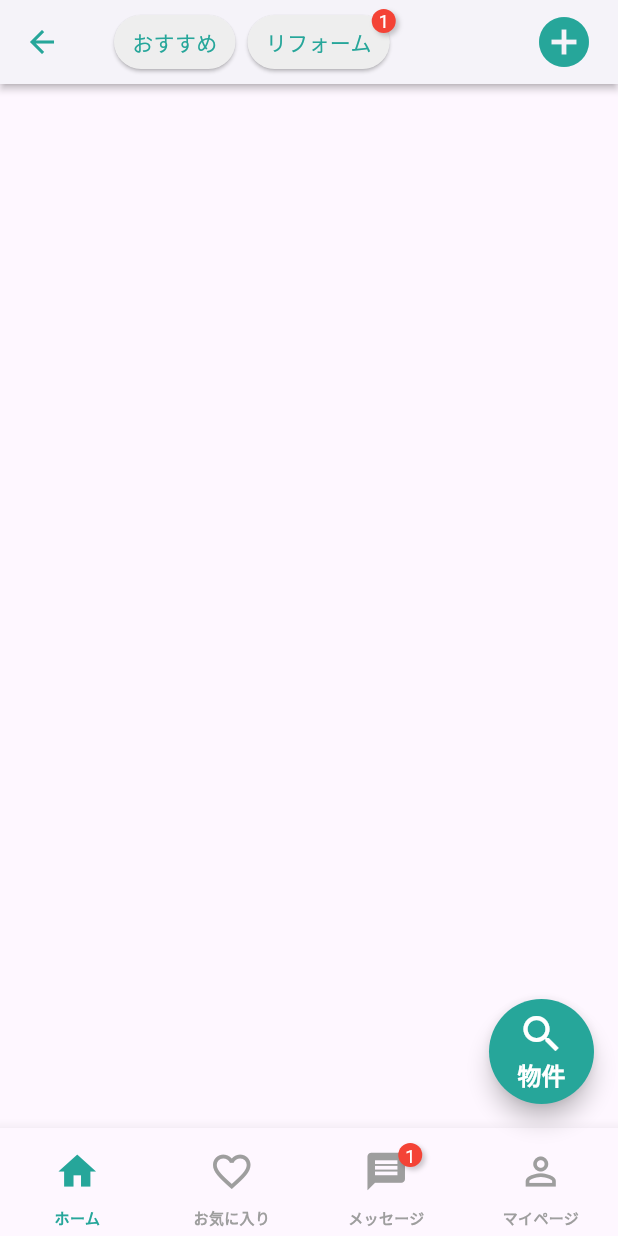
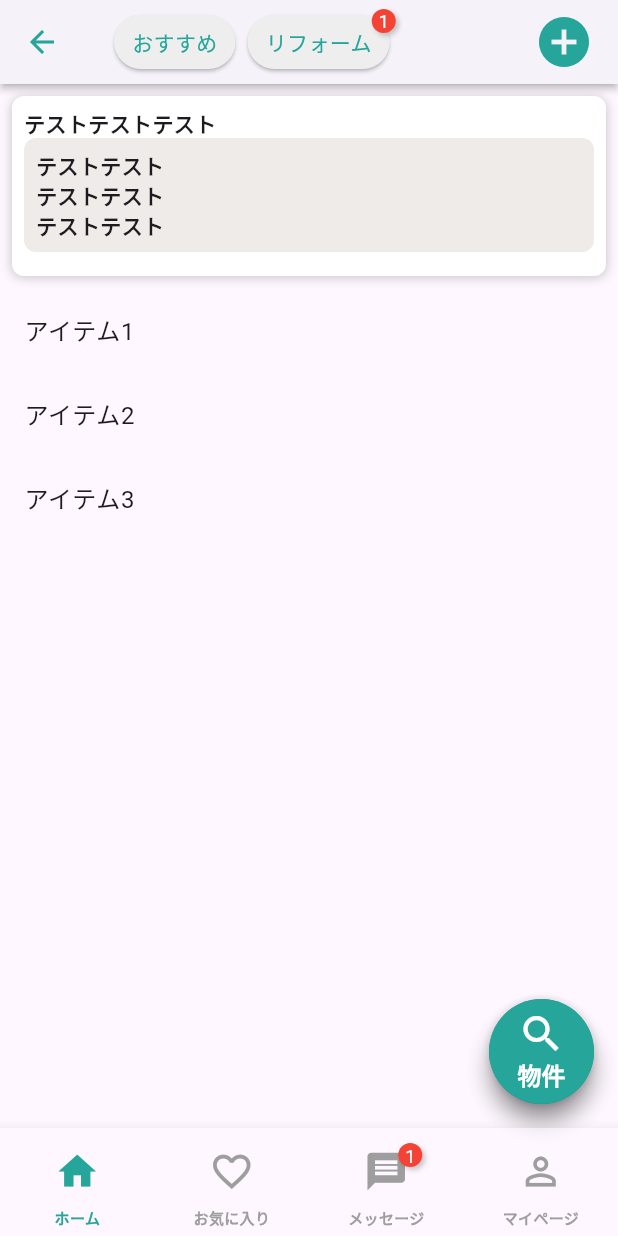
Before and after one commit to yosefstar/flutter-tutorial, a Flutter app: the ResidencePage screen opened directly, on a phone screen of 412 x 824 dp. Run offline on Flutter 3.47's test engine with Material 3 defaults, Android fonts, the phone set to English and light mode, and no system bars.

Commit message:
Bodyの雛形を作成。ListView

```diff
--- a/flutter_tutorial/lib/residence/residence_page.dart
+++ b/flutter_tutorial/lib/residence/residence_page.dart
@@ -7,29 +7,171 @@ class ResidencePage extends StatelessWidget {
   @override
   Widget build(BuildContext context) {
     return Scaffold(
-      appBar: const CustomAppBar(),
-      bottomNavigationBar: const CustomBottomNavigationBar(),
-      floatingActionButton: SizedBox(
-        height: 70.0,
-        width: 70.0,
-        child: FloatingActionButton(
-          backgroundColor: CustomColors.deepGreen,
-          onPressed: () {},
-          shape: RoundedRectangleBorder(
-            borderRadius: BorderRadius.circular(50.0),
+      appBar: CustomAppBar(),
+      bottomNavigationBar: CustomBottomNavigationBar(),
+      body: ResidenceListView(),
+      floatingActionButton: CustomFloatingActionButton(),
+    );
+  }
+}
+
+class DataListDisplay<T> extends StatelessWidget {
+  final List<T> dataList;
+  final Widget Function(T) itemBuilder;
+
+  const DataListDisplay({
+    Key? key,
+    required this.dataList,
+    required this.itemBuilder,
+  }) : super(key: key);
+
+  @override
+  Widget build(BuildContext context) {
+    return ListView.builder(
+      itemCount: dataList.length,
+      itemBuilder: (context, index) {
+        return itemBuilder(dataList[index]);
+      },
+    );
+  }
+}
+
+class ResidenceListView extends StatelessWidget {
+  final List<String> myDataList = [
+    'アイテム1',
+    'アイテム2',
+    'アイテム3',
+  ];
+
+  @override
+  Widget build(BuildContext context) {
+    return Scaffold(
+      body: ListView(
+        children: [
+          SearchFilterBar(),
+          ...myDataList.map((item) => ListTile(title: Text(item))).toList(),
+        ],
+      ),
+      floatingActionButton: CustomFloatingActionButton(),
+    );
+  }
+}
+
+class SearchFilterBar extends StatelessWidget {
+  const SearchFilterBar({Key? key}) : super(key: key);
+
+  @override
+  Widget build(BuildContext context) {
+    return Container(
+      height: 120.0,
+      margin: const EdgeInsets.all(8.0),
+      decoration: BoxDecoration(
+        color: Colors.white, // Containerの背景色
+        boxShadow: [
+          BoxShadow(
+            color: Colors.black.withOpacity(0.2), // 影の色
+            spreadRadius: 0.1, // 影の広がり
+            blurRadius: 5, // ぼかしの量
+            offset: Offset(0, 1), // 影の方向と距離
           ),
-          child: const Column(
-            mainAxisAlignment: MainAxisAlignment.center,
-            children: [
-              Icon(Icons.search, color: Colors.white, size: 32.0),
-              Text('物件',
+        ],
+        borderRadius: BorderRadius.circular(8.0),
+      ),
+      child: Container(
+        margin: EdgeInsets.all(8.0),
+        child: Column(
+          children: [
+            Row(
+              children: [
+                Text(
+                  'テスト',
                   style: TextStyle(
-                    color: Colors.white,
-                    fontSize: 16.0,
+                    fontSize: 14.0,
                     fontWeight: FontWeight.bold,
-                  )),
-            ],
-          ),
+                  ),
+                ),
+                Text(
+                  'テスト',
+                  style: TextStyle(
+                    fontSize: 14.0,
+                    fontWeight: FontWeight.bold,
+                  ),
+                ),
+                Text(
+                  'テスト',
+                  style: TextStyle(
+                    fontSize: 14.0,
+                    fontWeight: FontWeight.bold,
+                  ),
+                ),
+              ],
+            ),
+            Container(
+              padding: const EdgeInsets.all(8.0),
+              decoration: BoxDecoration(
+                color: Color(0xffefebe9),
+                borderRadius: BorderRadius.circular(8.0), // 角を丸くする
+              ),
+              child: Column(
+                children: [
+                  Row(
+                    children: [
+                      Text(
+                        'テスト',
+                        style: TextStyle(
+                          fontSize: 14.0,
+                          fontWeight: FontWeight.bold,
+                        ),
+                      ),
+                      Text(
+                        'テスト',
+                        style: TextStyle(
+                          fontSize: 14.0,
+                          fontWeight: FontWeight.bold,
+                        ),
+                      ),
+                    ],
+                  ),
+                  Row(
+                    children: [
+                      Text(
+                        'テスト',
+                        style: TextStyle(
+                          fontSize: 14.0,
+                          fontWeight: FontWeight.bold,
+                        ),
+                      ),
+                      Text(
+                        'テスト',
+                        style: TextStyle(
+                          fontSize: 14.0,
+                          fontWeight: FontWeight.bold,
+                        ),
+                      ),
+                    ],
+                  ),
+                  Row(
+                    children: [
+                      Text(
+                        'テスト',
+                        style: TextStyle(
+                          fontSize: 14.0,
+                          fontWeight: FontWeight.bold,
+                        ),
+                      ),
+                      Text(
+                        'テスト',
+                        style: TextStyle(
+                          fontSize: 14.0,
+                          fontWeight: FontWeight.bold,
+                        ),
+                      ),
+                    ],
+                  ),
+                ],
+              ),
+            ),
+          ],
         ),
       ),
     );
@@ -43,7 +185,7 @@ class CustomAppBar extends StatelessWidget implements PreferredSizeWidget {
   Widget build(BuildContext context) {
     return AppBar(
       iconTheme: const IconThemeData(
-        color: CustomColors.deepGreen, // 戻るボタンの色をカスタムカラーに設定
+        color: CustomColors.deepGreen,
       ),
       title: const Row(
         children: [
@@ -89,14 +231,14 @@ class CustomCard extends StatelessWidget {
     return Card(
       color: const Color(0xffeeeeee),
       shape: RoundedRectangleBorder(
-        borderRadius: BorderRadius.circular(25.0), // 角の丸みを調整
+        borderRadius: BorderRadius.circular(25.0),
       ),
       child: Padding(
         padding: const EdgeInsets.symmetric(vertical: 8.0, horizontal: 12.0),
         child: Text(
           text,
           style: const TextStyle(
-            color: CustomColors.deepGreen, // テキストの色をカスタムカラーに設定
+            color: CustomColors.deepGreen,
           ),
         ),
       ),
@@ -126,10 +268,10 @@ class StackNumber extends StatelessWidget {
         shape: BoxShape.circle,
         boxShadow: [
           BoxShadow(
-            color: Colors.black.withOpacity(0.2), // 影の色
-            spreadRadius: 0.1, // 影の範囲
-            blurRadius: 2, // ぼかしの量
-            offset: const Offset(2, 2), // 影の位置
+            color: Colors.black.withOpacity(0.2),
+            spreadRadius: 0.1,
+            blurRadius: 2,
+            offset: const Offset(2, 2),
           ),
         ],
       ),
@@ -138,7 +280,7 @@ class StackNumber extends StatelessWidget {
           number,
           style: const TextStyle(
             color: textColor,
-            fontSize: size * 0.75, // Adjust font size based on container size
+            fontSize: size * 0.75,
           ),
         ),
       ),
@@ -203,20 +345,18 @@ class BottomNavItemFactory {
     int? stackNumber,
   }) {
     Widget icon = SizedBox(
-      width: 48.0, // アイコンよりも大きい幅
-      height: 48.0, // アイコンよりも大きい高さ
+      width: 48.0,
+      height: 48.0,
       child: Align(
         alignment: Alignment.center,
-        child: Icon(iconData, size: iconSize), // アイコンを中央に配置
+        child: Icon(iconData, size: iconSize),
       ),
     );
     if (stackNumber != null && stackNumber != 0) {
       icon = Stack(
         children: [
           SizedBox(
-              width: 48.0, // アイコンよりも大きい幅
-              height: 48.0,
-              child: Icon(iconData, size: iconSize)),
+              width: 48.0, height: 48.0, child: Icon(iconData, size: iconSize)),
           Positioned(
             right: 0,
             top: 5,
@@ -231,3 +371,34 @@ class BottomNavItemFactory {
     );
   }
 }
+
+class CustomFloatingActionButton extends StatelessWidget {
+  const CustomFloatingActionButton({Key? key}) : super(key: key);
+
+  @override
+  Widget build(BuildContext context) {
+    return SizedBox(
+      height: 70.0,
+      width: 70.0,
+      child: FloatingActionButton(
+        backgroundColor: CustomColors.deepGreen,
+        onPressed: () {},
+        shape: RoundedRectangleBorder(
+          borderRadius: BorderRadius.circular(50.0),
+        ),
+        child: const Column(
+          mainAxisAlignment: MainAxisAlignment.center,
+          children: [
+            Icon(Icons.search, color: Colors.white, size: 32.0),
+            Text('物件',
+                style: TextStyle(
+                  color: Colors.white,
+                  fontSize: 16.0,
+                  fontWeight: FontWeight.bold,
+                )),
+          ],
+        ),
+      ),
+    );
+  }
+}
```
